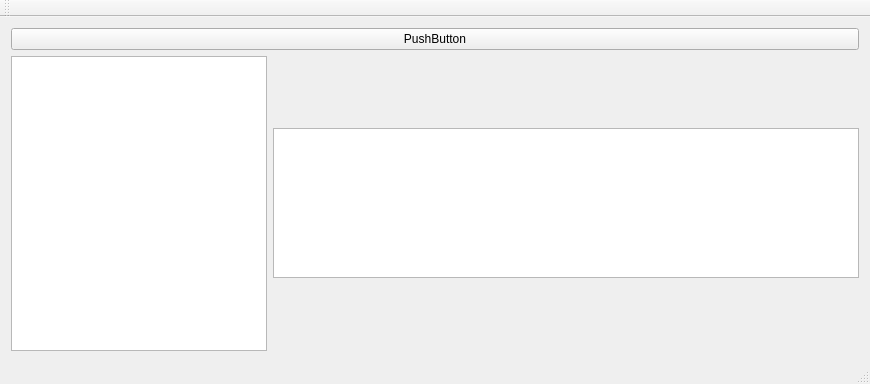
Old version of the form mainwindow.ui in the repository matrixd/timemanager.
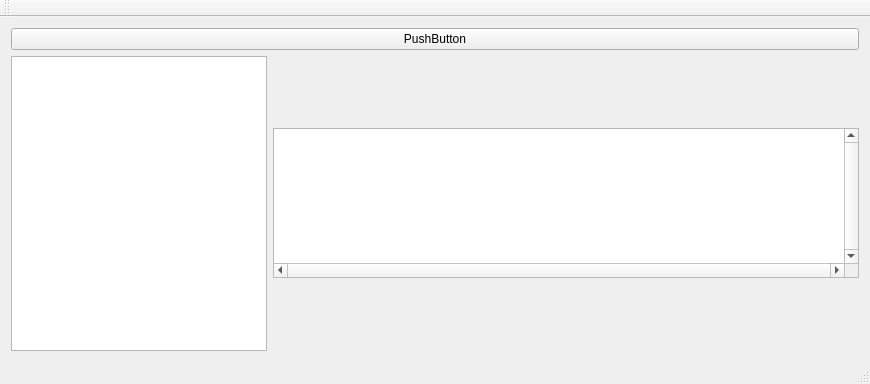
New version of the form. Custom widgets are drawn as their Qt base class.

Diff of the .ui file:
```diff
--- a/mainwindow.ui
+++ b/mainwindow.ui
@@ -67,10 +67,10 @@
          <bool>false</bool>
         </property>
         <property name="verticalScrollBarPolicy">
-         <enum>Qt::ScrollBarAlwaysOff</enum>
+         <enum>Qt::ScrollBarAlwaysOn</enum>
         </property>
         <property name="horizontalScrollBarPolicy">
-         <enum>Qt::ScrollBarAlwaysOff</enum>
+         <enum>Qt::ScrollBarAlwaysOn</enum>
         </property>
         <property name="dragDropMode">
          <enum>QAbstractItemView::DragDrop</enum>
```
Left out of the diff: 5 changed lines with no effect on the pictures.
